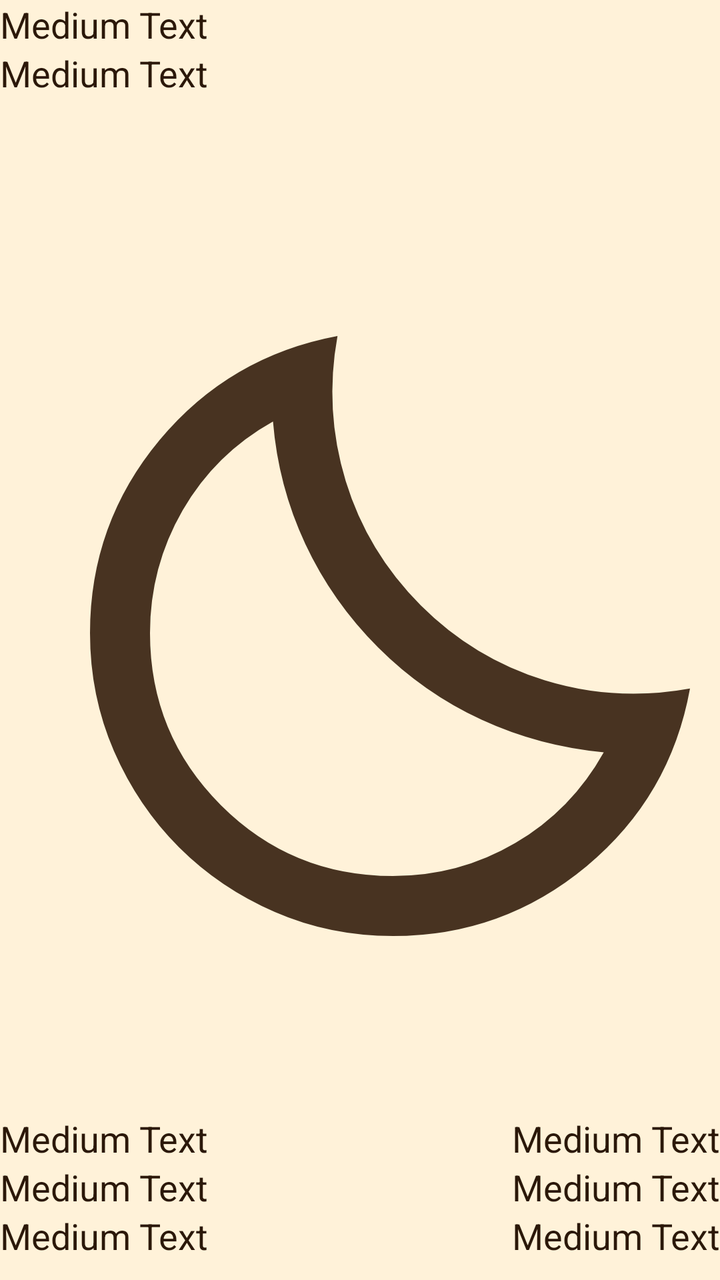
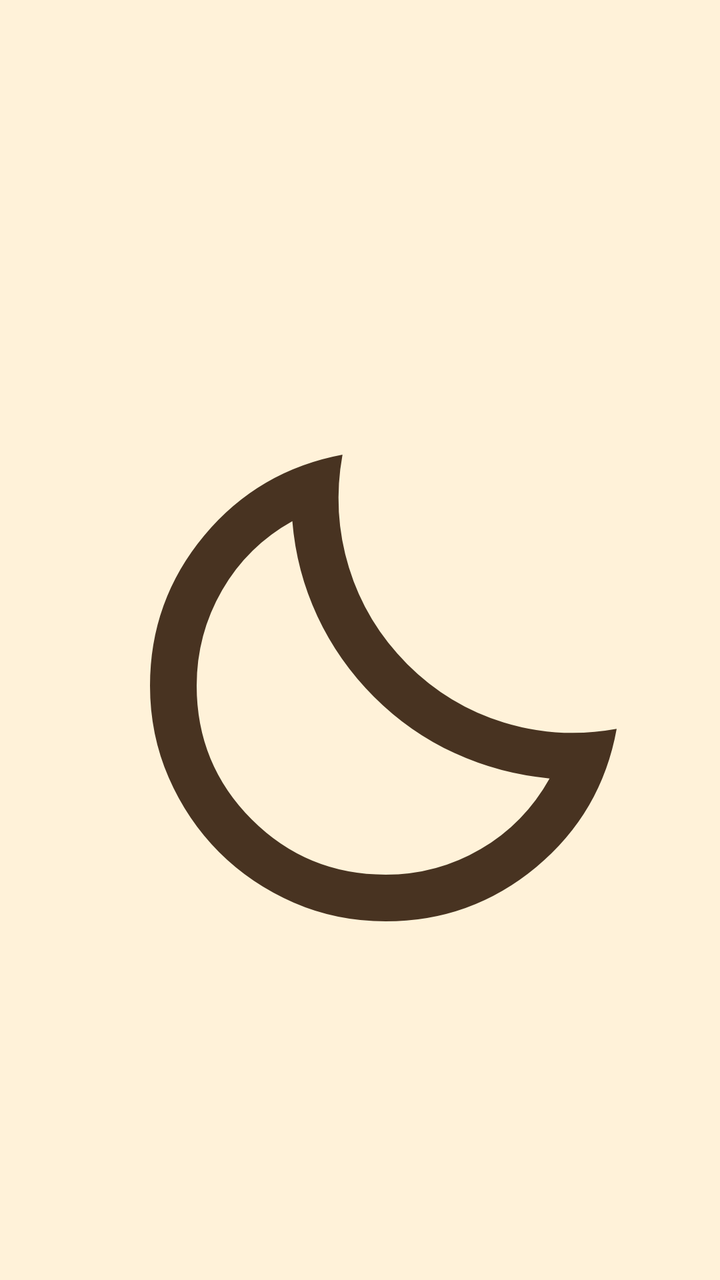

Before-and-after screenshots of an Android layout around one commit, followed by the original layout XML and the change that was made.
<!-- AndroidManifest.xml: application theme Theme.Horologium -->
<!-- res/layout/moon.xml -->
<?xml version="1.0" encoding="utf-8"?>
<RelativeLayout xmlns:android="http://schemas.android.com/apk/res/android"
    xmlns:app="http://schemas.android.com/apk/res-auto"
    xmlns:tools="http://schemas.android.com/tools"
    android:layout_width="match_parent"
    android:layout_height="match_parent"
    android:orientation="vertical"
    tools:context=".ui.moon.MoonFragment">


        <TableLayout
            android:id="@+id/tableLayout1"
            android:layout_width="match_parent"
            android:layout_height="wrap_content">

            <TableRow
                android:id="@+id/tableRow2"
                android:layout_width="match_parent"
                android:layout_height="30sp">

                <TextView
                    android:id="@+id/moonFulllTime"
                    android:layout_width="wrap_content"
                    android:layout_height="wrap_content"
                    android:hint="@string/MoonImageDescription"
                    android:text="Medium Text"
                    android:textAppearance="@style/TextAppearance.AppCompat.Medium" />
            </TableRow>

            <TableRow
                android:id="@+id/tableRow3"
                android:layout_width="wrap_content"
                android:layout_height="wrap_content">

                <TextView
                    android:id="@+id/moonNullMoonTime"
                    android:layout_width="wrap_content"
                    android:layout_height="wrap_content"
                    android:text="Medium Text"
                    android:textAppearance="@style/TextAppearance.AppCompat.Medium" />
            </TableRow>
        </TableLayout>

    <ImageView
        android:id="@+id/imageMoon"
        android:layout_width="match_parent"
        android:layout_height="match_parent"
        android:layout_above="@+id/tableLayout2"
        android:layout_below="@+id/tableLayout1"
        android:layout_alignParentStart="true"
        android:layout_alignParentEnd="true"
        android:contentDescription="Moon Image"
        android:src="@drawable/clear_night" />

        <TableLayout
            android:id="@+id/tableLayout2"
            android:layout_width="fill_parent"
            android:layout_height="wrap_content"
            android:layout_alignParentBottom="true"
            android:layout_centerHorizontal="true"
            android:layout_marginBottom="10sp">

            <TableRow
                android:id="@+id/tableRow1"
                android:layout_width="wrap_content"
                android:layout_height="wrap_content">

                <TextView
                    android:id="@+id/moonVisibilityPercent"
                    android:layout_width="0sp"
                    android:layout_height="wrap_content"
                    android:layout_weight="1"
                    android:text="Medium Text"
                    android:textAppearance="@style/TextAppearance.AppCompat.Medium" />

                <TextView
                    android:id="@+id/moonZodiacMoonPositionTitle"
                    android:layout_width="0sp"
                    android:layout_height="wrap_content"
                    android:layout_weight="1"
                    android:gravity="end"
                    android:text="Medium Text"
                    android:textAppearance="@style/TextAppearance.AppCompat.Medium"
                    tools:ignore="RtlHardcoded" />
            </TableRow>

            <TableRow
                android:id="@+id/tableRow4"
                android:layout_width="wrap_content"
                android:layout_height="wrap_content">

                <TextView
                    android:id="@+id/moonMoonPhase"
                    android:layout_width="0sp"
                    android:layout_height="wrap_content"
                    android:layout_weight="1"
                    android:text="Medium Text"
                    android:textAppearance="@style/TextAppearance.AppCompat.Medium" />

                <TextView
                    android:id="@+id/moonZodiacMoonPositionName"
                    android:layout_width="0sp"
                    android:layout_height="wrap_content"
                    android:layout_weight="1"
                    android:gravity="end"
                    android:text="Medium Text"
                    android:textAppearance="@style/TextAppearance.AppCompat.Medium"
                    tools:ignore="RtlHardcoded" />
            </TableRow>

            <TableRow
                android:id="@+id/tableRow5"
                android:layout_width="wrap_content"
                android:layout_height="wrap_content">

                <TextView
                    android:id="@+id/moonDistanceFromEarth"
                    android:layout_width="0sp"
                    android:layout_height="wrap_content"
                    android:layout_weight="1"
                    android:text="Medium Text"
                    android:textAppearance="@style/TextAppearance.AppCompat.Medium" />

                <TextView
                    android:id="@+id/moonAge"
                    android:layout_width="0sp"
                    android:layout_height="wrap_content"
                    android:layout_weight="1"
                    android:gravity="end"
                    android:text="Medium Text"
                    android:textAppearance="@style/TextAppearance.AppCompat.Medium"
                    tools:ignore="RtlHardcoded" />
            </TableRow>
        </TableLayout>
    </RelativeLayout>
<!-- resources referenced by this layout -->
<resources>
  <!-- drawable clear_night (drawable) -->
  <vector xmlns:android="http://schemas.android.com/apk/res/android"
      android:width="24dp"
      android:height="24dp"
      android:viewportWidth="960"
      android:viewportHeight="960">
    <path
        android:fillColor="#FF000000"
        android:pathData="M524,920q-84,0 -157.5,-32t-128,-86.5Q184,747 152,673.5T120,516q0,-146 93,-257.5T450,120q-18,99 11,193.5T561,479q71,71 165.5,100T920,590q-26,144 -138,237T524,920ZM524,840q88,0 163,-44t118,-121q-86,-8 -163,-43.5T504,535q-61,-61 -97,-138t-43,-163q-77,43 -120.5,118.5T200,516q0,135 94.5,229.5T524,840ZM504,535Z"/>
  </vector>
  <string name="MoonImageDescription">Moon</string>
  <style name="Theme.Horologium" parent="Theme.MaterialComponents.DayNight.NoActionBar">
          
          <item name="colorPrimary">@color/horo_theme_brownPrimary</item>
          <item name="colorPrimaryVariant">@color/horo_theme_brownVariant</item>
          <item name="colorOnPrimary">@color/horo_theme_lightPeachOnPrimary</item>
          
          <item name="colorSecondary">@color/horo_theme_salmonSecondary</item>
          <item name="colorSecondaryVariant">@color/horo_theme_brownSecondaryVariant</item>
          <item name="colorOnSecondary">@color/black</item>
          
          <item name="android:statusBarColor">?attr/colorPrimaryVariant</item>
          
          <item name="android:colorBackground">@color/horo_theme_paleOrangeBackground</item>&gt;
          <item name="android:textColor">@color/horo_theme_veryDarkBrownTextColor</item>
          <item name="tint">@color/horo_theme_tint</item>
          <item name="colorOnBackground">@color/horo_theme_veryDarkBrownTextColor</item>
      </style>
  <color name="horo_theme_brownPrimary">#503927</color>
  <color name="horo_theme_brownVariant">#67472c</color>
  <color name="horo_theme_lightPeachOnPrimary">#f0cc8d</color>
  <color name="horo_theme_salmonSecondary">#bb6d29</color>
  <color name="horo_theme_brownSecondaryVariant">#4c321b</color>
  <color name="black">#FF000000</color>
  <color name="horo_theme_paleOrangeBackground">#fff2d9</color>&gt;
  <color name="horo_theme_veryDarkBrownTextColor">#2b1809</color>
  <color name="horo_theme_tint">#483321</color>
</resources>

<!-- the commit's change to res/layout/moon.xml (unified diff, before → after) -->
@@ -1,135 +1,77 @@
 <?xml version="1.0" encoding="utf-8"?>
-<RelativeLayout xmlns:android="http://schemas.android.com/apk/res/android"
+<ScrollView xmlns:android="http://schemas.android.com/apk/res/android"
     xmlns:app="http://schemas.android.com/apk/res-auto"
     xmlns:tools="http://schemas.android.com/tools"
+    style="@style/Horo.Pane"
     android:layout_width="match_parent"
     android:layout_height="match_parent"
-    android:orientation="vertical"
     tools:context=".ui.moon.MoonFragment">
 
+    <androidx.constraintlayout.widget.ConstraintLayout
+        android:layout_width="match_parent"
+        android:layout_height="match_parent">
 
-        <TableLayout
-            android:id="@+id/tableLayout1"
-            android:layout_width="match_parent"
-            android:layout_height="wrap_content">
+        <TextView
+            android:id="@+id/moonFulllTime"
+            style="@style/Horo.CenteredLine"
+            android:layout_width="0dp"
+            app:layout_constraintBottom_toTopOf="@+id/moonNullMoonTime"
+            app:layout_constraintEnd_toEndOf="parent"
+            app:layout_constraintStart_toStartOf="parent"
+            app:layout_constraintTop_toTopOf="parent"
+            app:layout_constraintVertical_chainStyle="packed" />
 
-            <TableRow
-                android:id="@+id/tableRow2"
-                android:layout_width="match_parent"
-                android:layout_height="30sp">
+        <TextView
+            android:id="@+id/moonNullMoonTime"
+            style="@style/Horo.CenteredLine"
+            android:layout_width="0dp"
+            app:layout_constraintBottom_toTopOf="@+id/imageMoon"
+            app:layout_constraintEnd_toEndOf="parent"
+            app:layout_constraintStart_toStartOf="parent"
+            app:layout_constraintTop_toBottomOf="@+id/moonFulllTime" />
 
-                <TextView
-                    android:id="@+id/moonFulllTime"
-                    android:layout_width="wrap_content"
-                    android:layout_height="wrap_content"
-                    android:hint="@string/MoonImageDescription"
-                    android:text="Medium Text"
-                    android:textAppearance="@style/TextAppearance.AppCompat.Medium" />
-            </TableRow>
+        <ImageView
+            android:id="@+id/imageMoon"
+            android:layout_width="0dp"
+            android:layout_height="0dp"
+            android:layout_marginVertical="@dimen/horo_space_l"
+            android:contentDescription="@string/MoonImageDescription"
+            android:src="@drawable/clear_night"
+            app:layout_constraintBottom_toTopOf="@+id/moonDetailsFlow"
+            app:layout_constraintDimensionRatio="1:1"
+            app:layout_constraintEnd_toEndOf="parent"
+            app:layout_constraintHeight_max="@dimen/horo_image_max"
+            app:layout_constraintHeight_min="96dp"
+            app:layout_constraintStart_toStartOf="parent"
+            app:layout_constraintTop_toBottomOf="@+id/moonNullMoonTime" />
 
-            <TableRow
-                android:id="@+id/tableRow3"
-                android:layout_width="wrap_content"
-                android:layout_height="wrap_content">
+        <androidx.constraintlayout.helper.widget.Flow
+            android:id="@+id/moonDetailsFlow"
+            style="@style/Horo.FactFlow"
+            app:constraint_referenced_ids="moonMoonPhase,moonVisibilityPercent,moonConstellation,moonDistanceFromEarth,moonAge"
+            app:layout_constraintBottom_toBottomOf="parent"
+            app:layout_constraintEnd_toEndOf="parent"
+            app:layout_constraintStart_toStartOf="parent"
+            app:layout_constraintTop_toBottomOf="@+id/imageMoon" />
 
-                <TextView
-                    android:id="@+id/moonNullMoonTime"
-                    android:layout_width="wrap_content"
-                    android:layout_height="wrap_content"
-                    android:text="Medium Text"
-                    android:textAppearance="@style/TextAppearance.AppCompat.Medium" />
-            </TableRow>
-        </TableLayout>
+        <TextView android:id="@+id/moonMoonPhase" style="@style/Horo.Fact" />
+        <TextView android:id="@+id/moonVisibilityPercent" style="@style/Horo.Fact" />
 
-    <ImageView
-        android:id="@+id/imageMoon"
-        android:layout_width="match_parent"
-        android:layout_height="match_parent"
-        android:layout_above="@+id/tableLayout2"
-        android:layout_below="@+id/tableLayout1"
-        android:layout_alignParentStart="true"
-        android:layout_alignParentEnd="true"
-        android:contentDescription="Moon Image"
-        android:src="@drawable/clear_night" />
+        <LinearLayout
+            android:id="@+id/moonConstellation"
+            android:layout_width="wrap_content"
+            android:layout_height="wrap_content"
+            android:orientation="horizontal">
 
-        <TableLayout
-            android:id="@+id/tableLayout2"
-            android:layout_width="fill_parent"
-            android:layout_height="wrap_content"
-            android:layout_alignParentBottom="true"
-            android:layout_centerHorizontal="true"
-            android:layout_marginBottom="10sp">
+            <TextView android:id="@+id/moonZodiacMoonPositionTitle" style="@style/Horo.Fact" />
 
-            <TableRow
-                android:id="@+id/tableRow1"
-                android:layout_width="wrap_content"
-                android:layout_height="wrap_content">
+            <TextView
+                android:id="@+id/moonZodiacMoonPositionName"
+                style="@style/Horo.Fact"
+                android:layout_marginStart="@dimen/horo_space_xs" />
+        </LinearLayout>
 
-                <TextView
-                    android:id="@+id/moonVisibilityPercent"
-                    android:layout_width="0sp"
-                    android:layout_height="wrap_content"
-                    android:layout_weight="1"
-                    android:text="Medium Text"
-                    android:textAppearance="@style/TextAppearance.AppCompat.Medium" />
-
-                <TextView
-                    android:id="@+id/moonZodiacMoonPositionTitle"
-                    android:layout_width="0sp"
-                    android:layout_height="wrap_content"
-                    android:layout_weight="1"
-                    android:gravity="end"
-                    android:text="Medium Text"
-                    android:textAppearance="@style/TextAppearance.AppCompat.Medium"
-                    tools:ignore="RtlHardcoded" />
-            </TableRow>
-
-            <TableRow
-                android:id="@+id/tableRow4"
-                android:layout_width="wrap_content"
-                android:layout_height="wrap_content">
-
-                <TextView
-                    android:id="@+id/moonMoonPhase"
-                    android:layout_width="0sp"
-                    android:layout_height="wrap_content"
-                    android:layout_weight="1"
-                    android:text="Medium Text"
-                    android:textAppearance="@style/TextAppearance.AppCompat.Medium" />
-
-                <TextView
-                    android:id="@+id/moonZodiacMoonPositionName"
-                    android:layout_width="0sp"
-                    android:layout_height="wrap_content"
-                    android:layout_weight="1"
-                    android:gravity="end"
-                    android:text="Medium Text"
-                    android:textAppearance="@style/TextAppearance.AppCompat.Medium"
-                    tools:ignore="RtlHardcoded" />
-            </TableRow>
-
-            <TableRow
-                android:id="@+id/tableRow5"
-                android:layout_width="wrap_content"
-                android:layout_height="wrap_content">
-
-                <TextView
-                    android:id="@+id/moonDistanceFromEarth"
-                    android:layout_width="0sp"
-                    android:layout_height="wrap_content"
-                    android:layout_weight="1"
-                    android:text="Medium Text"
-                    android:textAppearance="@style/TextAppearance.AppCompat.Medium" />
-
-                <TextView
-                    android:id="@+id/moonAge"
-                    android:layout_width="0sp"
-                    android:layout_height="wrap_content"
-                    android:layout_weight="1"
-                    android:gravity="end"
-                    android:text="Medium Text"
-                    android:textAppearance="@style/TextAppearance.AppCompat.Medium"
-                    tools:ignore="RtlHardcoded" />
-            </TableRow>
-        </TableLayout>
-    </RelativeLayout>
+        <TextView android:id="@+id/moonDistanceFromEarth" style="@style/Horo.Fact" />
+        <TextView android:id="@+id/moonAge" style="@style/Horo.Fact" />
+    </androidx.constraintlayout.widget.ConstraintLayout>
+</ScrollView>
<!-- resource entries referenced after the edit -->
@@ -1,5 +1,8 @@
 <!-- resources referenced by this layout -->
 <resources>
+  <dimen name="horo_image_max">280dp</dimen>
+  <dimen name="horo_space_l">24dp</dimen>
+  <dimen name="horo_space_xs">4dp</dimen>
   <!-- drawable clear_night (drawable) -->
   <vector xmlns:android="http://schemas.android.com/apk/res/android"
       android:width="24dp"
@@ -11,6 +14,32 @@
         android:pathData="M524,920q-84,0 -157.5,-32t-128,-86.5Q184,747 152,673.5T120,516q0,-146 93,-257.5T450,120q-18,99 11,193.5T561,479q71,71 165.5,100T920,590q-26,144 -138,237T524,920ZM524,840q88,0 163,-44t118,-121q-86,-8 -163,-43.5T504,535q-61,-61 -97,-138t-43,-163q-77,43 -120.5,118.5T200,516q0,135 94.5,229.5T524,840ZM504,535Z"/>
   </vector>
   <string name="MoonImageDescription">Moon</string>
+  <style name="Horo.CenteredLine">
+          <item name="android:layout_width">match_parent</item>
+          <item name="android:layout_height">wrap_content</item>
+          <item name="android:gravity">center</item>
+          <item name="android:breakStrategy">balanced</item>
+          <item name="android:textAppearance">@style/Horo.Text.Body</item>
+      </style>
+  <style name="Horo.Fact">
+          <item name="android:layout_width">wrap_content</item>
+          <item name="android:layout_height">wrap_content</item>
+          <item name="android:gravity">center</item>
+          <item name="android:breakStrategy">balanced</item>
+          <item name="android:textAppearance">@style/Horo.Text.Body</item>
+      </style>
+  <style name="Horo.FactFlow">
+          <item name="android:layout_width">0dp</item>
+          <item name="android:layout_height">wrap_content</item>
+          <item name="flow_wrapMode">chain</item>
+          <item name="flow_horizontalStyle">packed</item>
+          <item name="flow_horizontalGap">@dimen/horo_space_l</item>
+          <item name="flow_verticalGap">@dimen/horo_space_xs</item>
+      </style>
+  <style name="Horo.Pane">
+          <item name="android:fillViewport">true</item>
+          <item name="android:scrollbars">none</item>
+      </style>
   <style name="Theme.Horologium" parent="Theme.MaterialComponents.DayNight.NoActionBar">
           
           <item name="colorPrimary">@color/horo_theme_brownPrimary</item>
@@ -28,6 +57,9 @@
           <item name="tint">@color/horo_theme_tint</item>
           <item name="colorOnBackground">@color/horo_theme_veryDarkBrownTextColor</item>
       </style>
+  <style name="Horo.Text.Body" parent="TextAppearance.AppCompat.Medium">
+          <item name="android:textSize">@dimen/horo_text_body</item>
+      </style>
   <color name="horo_theme_brownPrimary">#503927</color>
   <color name="horo_theme_brownVariant">#67472c</color>
   <color name="horo_theme_lightPeachOnPrimary">#f0cc8d</color>
@@ -37,5 +69,6 @@
   <color name="horo_theme_paleOrangeBackground">#fff2d9</color>&gt;
   <color name="horo_theme_veryDarkBrownTextColor">#2b1809</color>
   <color name="horo_theme_tint">#483321</color>
+  <dimen name="horo_text_body">18sp</dimen>
 </resources>
 
